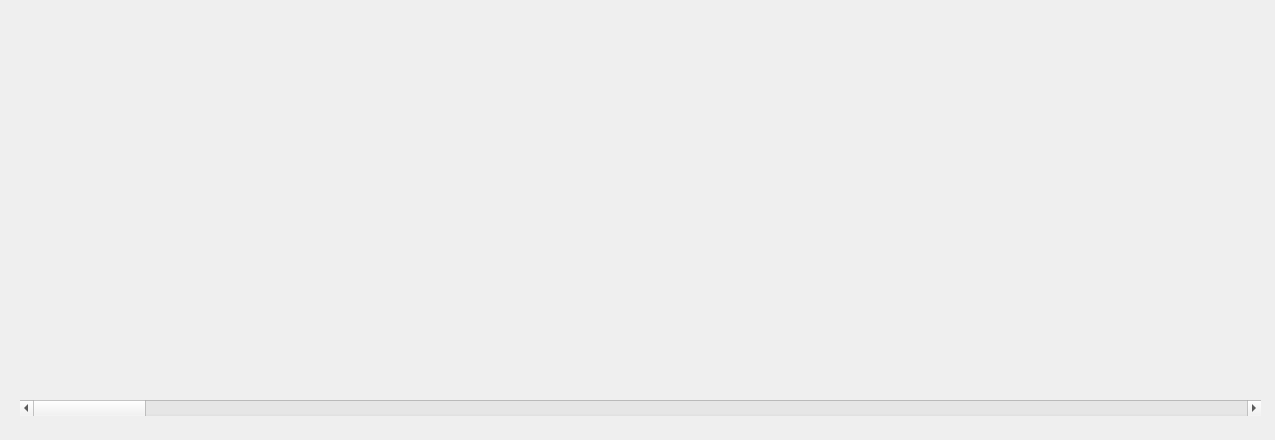
Qt form histogram.ui (LukArty/QKD_techPO) before a commit.
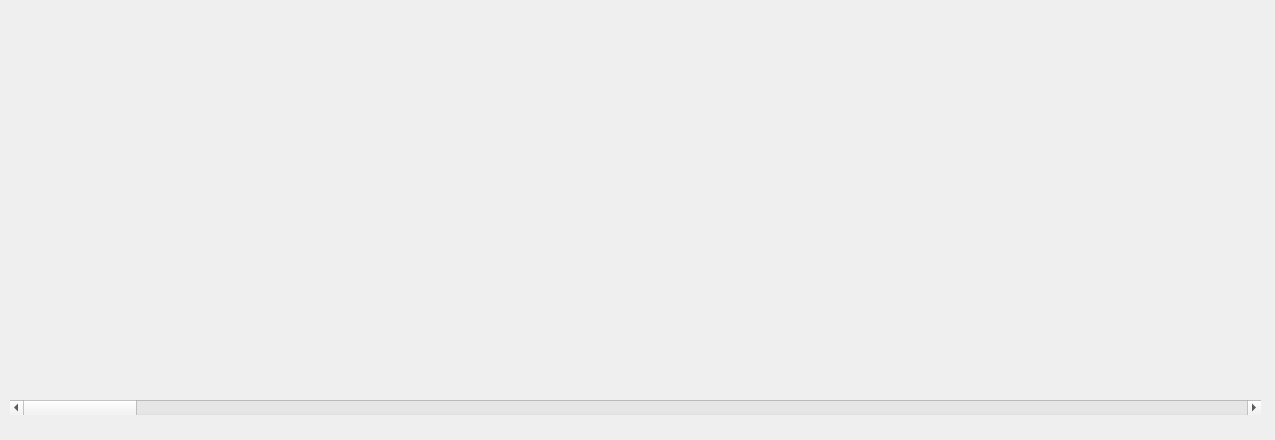
The same form after that commit. Icons and pictures are not drawn. Custom widgets are drawn as their Qt base class.

What changed in the file:
```diff
--- a/histogram.ui
+++ b/histogram.ui
@@ -57,10 +57,10 @@
   <widget class="QScrollBar" name="horizontalScrollBar">
    <property name="geometry">
     <rect>
-     <x>20</x>
+     <x>10</x>
      <y>400</y>
-     <width>1241</width>
-     <height>16</height>
+     <width>1251</width>
+     <height>15</height>
     </rect>
    </property>
    <property name="orientation">
```
